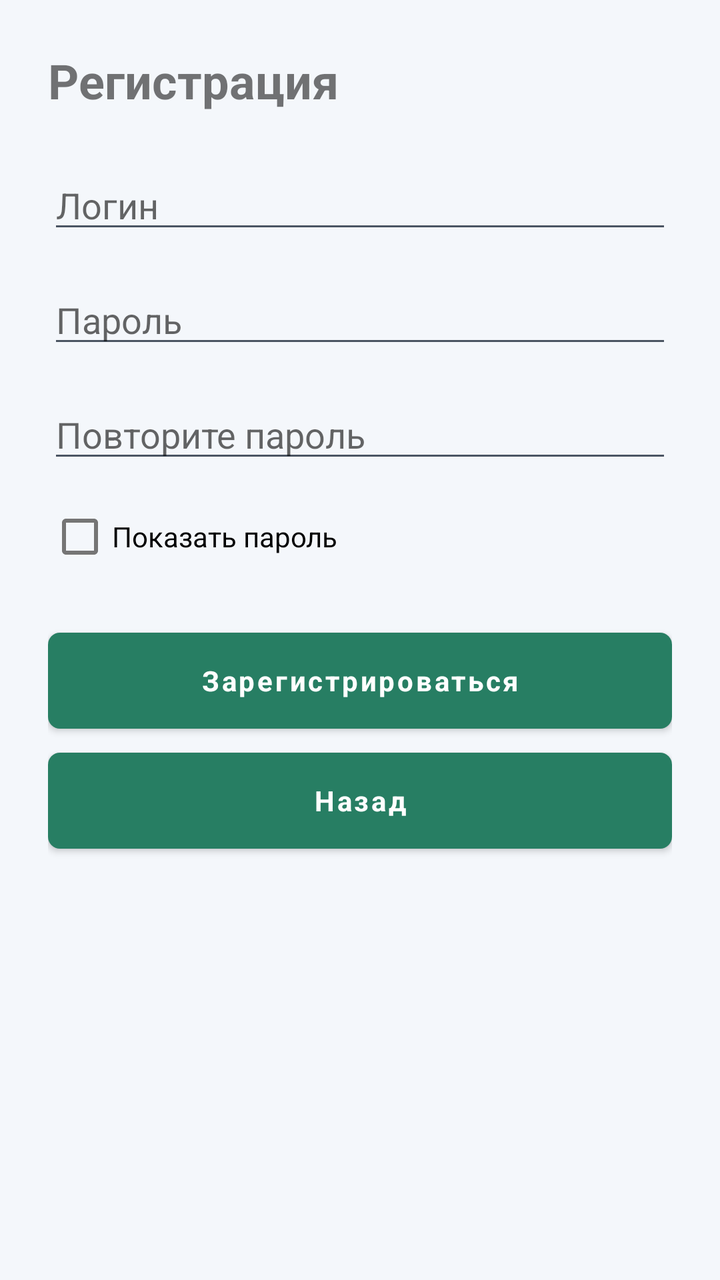
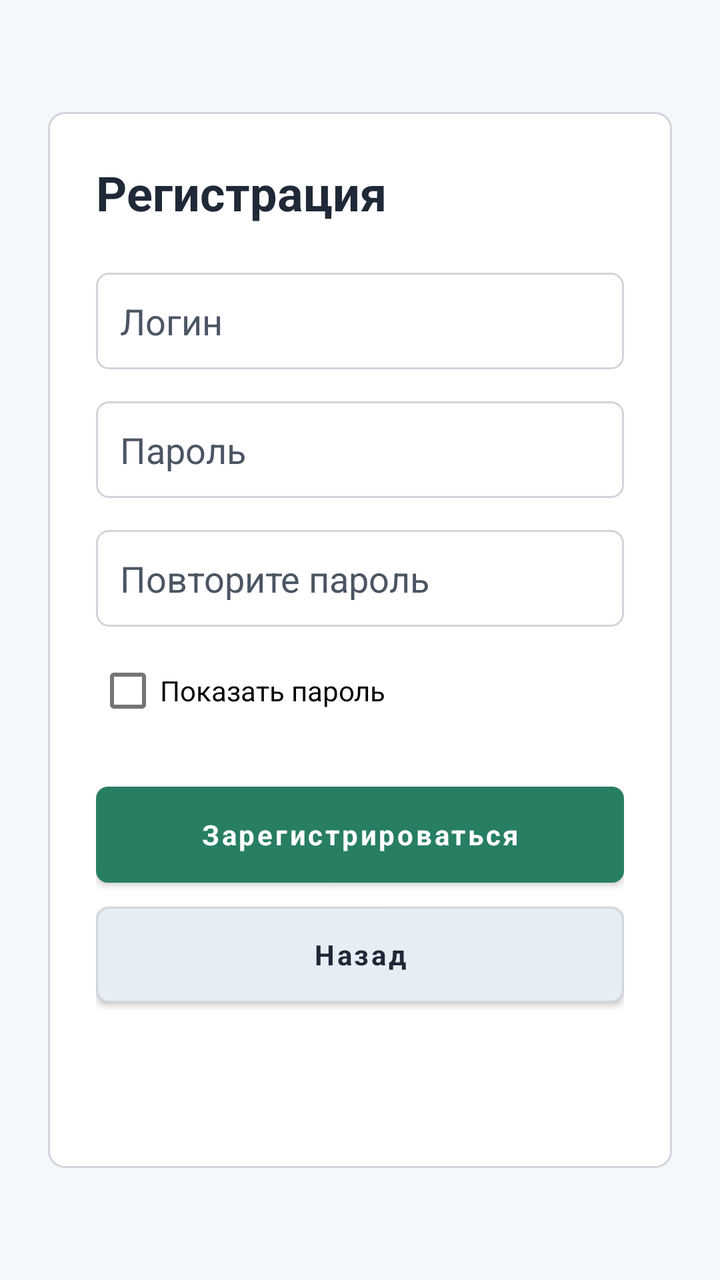

Two renders of the same Android screen: before a commit and after it. Below are the layout's source before the change and the commit's diff.
<!-- AndroidManifest.xml: application theme Theme.TicTacToe -->
<!-- res/layout/activity_sign_up.xml -->
<?xml version="1.0" encoding="utf-8"?>
<ScrollView xmlns:android="http://schemas.android.com/apk/res/android"
    android:layout_width="match_parent"
    android:layout_height="match_parent"
    android:fillViewport="true">

    <LinearLayout
        android:layout_width="match_parent"
        android:layout_height="wrap_content"
        android:orientation="vertical"
        android:padding="24dp">

        <TextView
            android:id="@+id/titleTextView"
            android:layout_width="match_parent"
            android:layout_height="wrap_content"
            android:text="Регистрация"
            android:textSize="24sp"
            android:textStyle="bold" />

        <EditText
            android:id="@+id/loginEditText"
            android:layout_width="match_parent"
            android:layout_height="wrap_content"
            android:layout_marginTop="24dp"
            android:hint="Логин"
            android:inputType="text"
            android:singleLine="true" />

        <EditText
            android:id="@+id/passwordEditText"
            android:layout_width="match_parent"
            android:layout_height="wrap_content"
            android:layout_marginTop="16dp"
            android:hint="Пароль"
            android:inputType="textPassword"
            android:singleLine="true" />

        <EditText
            android:id="@+id/repeatPasswordEditText"
            android:layout_width="match_parent"
            android:layout_height="wrap_content"
            android:layout_marginTop="16dp"
            android:hint="Повторите пароль"
            android:inputType="textPassword"
            android:singleLine="true" />

        <CheckBox
            android:id="@+id/showPasswordCheckBox"
            android:layout_width="wrap_content"
            android:layout_height="wrap_content"
            android:layout_marginTop="8dp"
            android:text="Показать пароль" />

        <Button
            android:id="@+id/signUpButton"
            android:layout_width="match_parent"
            android:layout_height="wrap_content"
            android:layout_marginTop="24dp"
            android:text="Зарегистрироваться" />

        <Button
            android:id="@+id/backToSignInButton"
            android:layout_width="match_parent"
            android:layout_height="wrap_content"
            android:layout_marginTop="12dp"
            android:text="Назад" />

        <ProgressBar
            android:id="@+id/progressBar"
            android:layout_width="wrap_content"
            android:layout_height="wrap_content"
            android:layout_gravity="center_horizontal"
            android:layout_marginTop="24dp"
            android:visibility="gone" />

    </LinearLayout>
</ScrollView>
<!-- resources referenced by this layout -->
<resources>
  <style name="Theme.TicTacToe" parent="Theme.MaterialComponents.Light.NoActionBar">
          <item name="colorPrimary">@color/primary</item>
          <item name="colorPrimaryVariant">@color/primary_dark</item>
          <item name="colorOnPrimary">@color/white</item>
          <item name="colorSecondary">@color/secondary_fill</item>
          <item name="android:colorBackground">@color/screen_bg</item>
          <item name="colorSurface">@color/surface</item>
          <item name="android:textColorPrimary">@color/text_primary</item>
          <item name="android:textColorSecondary">@color/text_secondary</item>
          <item name="android:statusBarColor">@color/screen_bg</item>
          <item name="android:windowLightStatusBar">true</item>
          <item name="android:navigationBarColor">@color/screen_bg</item>
          <item name="android:fontFamily">sans-serif</item>
          <item name="fontFamily">sans-serif</item>
          <item name="materialButtonStyle">@style/TicTacToe.Button.Base</item>
      </style>
  <color name="primary">#277E63</color>
  <color name="primary_dark">#1F6A54</color>
  <color name="white">#FFFFFF</color>
  <color name="secondary_fill">#E6EEF5</color>
  <color name="screen_bg">#F4F7FB</color>
  <color name="surface">#FFFFFF</color>
  <color name="text_primary">#1F2937</color>
  <color name="text_secondary">#4B5563</color>
  <style name="TicTacToe.Button.Base" parent="Widget.MaterialComponents.Button">
          <item name="android:textAllCaps">false</item>
          <item name="cornerRadius">6dp</item>
          <item name="android:insetTop">0dp</item>
          <item name="android:insetBottom">0dp</item>
          <item name="android:minHeight">48dp</item>
          <item name="android:textStyle">bold</item>
      </style>
</resources>

<!-- the commit's change to res/layout/activity_sign_up.xml (unified diff, before → after) -->
@@ -1,78 +1,113 @@
 <?xml version="1.0" encoding="utf-8"?>
 <ScrollView xmlns:android="http://schemas.android.com/apk/res/android"
+    xmlns:app="http://schemas.android.com/apk/res-auto"
     android:layout_width="match_parent"
     android:layout_height="match_parent"
+    android:background="@color/screen_bg"
     android:fillViewport="true">
 
     <LinearLayout
         android:layout_width="match_parent"
         android:layout_height="wrap_content"
         android:orientation="vertical"
+        android:gravity="center_horizontal"
         android:padding="24dp">
+
+    <LinearLayout
+        android:background="@drawable/bg_surface_card"
+        android:padding="24dp"
+        android:layout_marginTop="32dp"
+        android:layout_marginBottom="32dp"
+        android:layout_width="match_parent"
+        android:maxWidth="360dp"
+        android:layout_height="match_parent"
+        android:orientation="vertical">
 
         <TextView
             android:id="@+id/titleTextView"
             android:layout_width="match_parent"
             android:layout_height="wrap_content"
-            android:text="Регистрация"
+            android:text="@string/sign_up_title"
+            android:textColor="@color/text_primary"
             android:textSize="24sp"
             android:textStyle="bold" />
 
-        <EditText
-            android:id="@+id/loginEditText"
-            android:layout_width="match_parent"
-            android:layout_height="wrap_content"
-            android:layout_marginTop="24dp"
-            android:hint="Логин"
-            android:inputType="text"
-            android:singleLine="true" />
+            <EditText
+                android:id="@+id/loginEditText"
+                android:layout_width="match_parent"
+                android:layout_height="wrap_content"
+                android:layout_marginTop="24dp"
+                android:hint="@string/login_hint"
+                android:inputType="text"
+                android:singleLine="true"
+                android:background="@drawable/bg_input"
+                android:paddingHorizontal="12dp"
+                android:paddingVertical="12dp"
+                android:textColor="@color/text_primary"
+                android:textColorHint="@color/text_secondary" />
 
-        <EditText
-            android:id="@+id/passwordEditText"
-            android:layout_width="match_parent"
-            android:layout_height="wrap_content"
-            android:layout_marginTop="16dp"
-            android:hint="Пароль"
-            android:inputType="textPassword"
-            android:singleLine="true" />
+            <EditText
+                android:id="@+id/passwordEditText"
+                android:layout_width="match_parent"
+                android:layout_height="wrap_content"
+                android:layout_marginTop="16dp"
+                android:hint="@string/password_hint"
+                android:inputType="textPassword"
+                android:singleLine="true"
+                android:background="@drawable/bg_input"
+                android:paddingHorizontal="12dp"
+                android:paddingVertical="12dp"
+                android:textColor="@color/text_primary"
+                android:textColorHint="@color/text_secondary" />
 
-        <EditText
-            android:id="@+id/repeatPasswordEditText"
-            android:layout_width="match_parent"
-            android:layout_height="wrap_content"
-            android:layout_marginTop="16dp"
-            android:hint="Повторите пароль"
-            android:inputType="textPassword"
-            android:singleLine="true" />
+            <EditText
+                android:id="@+id/repeatPasswordEditText"
+                android:layout_width="match_parent"
+                android:layout_height="wrap_content"
+                android:layout_marginTop="16dp"
+                android:hint="@string/repeat_password_hint"
+                android:inputType="textPassword"
+                android:singleLine="true"
+                android:background="@drawable/bg_input"
+                android:paddingHorizontal="12dp"
+                android:paddingVertical="12dp"
+                android:textColor="@color/text_primary"
+                android:textColorHint="@color/text_secondary" />
 
-        <CheckBox
-            android:id="@+id/showPasswordCheckBox"
-            android:layout_width="wrap_content"
-            android:layout_height="wrap_content"
-            android:layout_marginTop="8dp"
-            android:text="Показать пароль" />
+            <CheckBox
+                android:id="@+id/showPasswordCheckBox"
+                android:layout_width="wrap_content"
+                android:layout_height="wrap_content"
+                android:layout_marginTop="8dp"
+                android:text="@string/show_password" />
 
-        <Button
-            android:id="@+id/signUpButton"
-            android:layout_width="match_parent"
-            android:layout_height="wrap_content"
-            android:layout_marginTop="24dp"
-            android:text="Зарегистрироваться" />
+            <Button
+                app:backgroundTint="@null"
+                android:id="@+id/signUpButton"
+                android:layout_width="match_parent"
+                android:layout_height="wrap_content"
+                android:layout_marginTop="24dp"
+                android:text="@string/sign_up"
+                android:background="@drawable/bg_button_primary"
+                android:textColor="@color/white" />
 
-        <Button
-            android:id="@+id/backToSignInButton"
-            android:layout_width="match_parent"
-            android:layout_height="wrap_content"
-            android:layout_marginTop="12dp"
-            android:text="Назад" />
+            <Button
+                app:backgroundTint="@null"
+                android:id="@+id/backToSignInButton"
+                android:layout_width="match_parent"
+                android:layout_height="wrap_content"
+                android:layout_marginTop="12dp"
+                android:text="@string/back"
+                android:background="@drawable/bg_button_secondary"
+                android:textColor="@color/text_primary" />
 
-        <ProgressBar
-            android:id="@+id/progressBar"
-            android:layout_width="wrap_content"
-            android:layout_height="wrap_content"
-            android:layout_gravity="center_horizontal"
-            android:layout_marginTop="24dp"
-            android:visibility="gone" />
-
+            <ProgressBar
+                android:id="@+id/progressBar"
+                android:layout_width="wrap_content"
+                android:layout_height="wrap_content"
+                android:layout_gravity="center_horizontal"
+                android:layout_marginTop="24dp"
+                android:visibility="gone" />
+        </LinearLayout>
     </LinearLayout>
 </ScrollView>
<!-- resource entries referenced after the edit -->
@@ -19,7 +19,44 @@
   <color name="primary">#277E63</color>
   <color name="primary_dark">#1F6A54</color>
   <color name="white">#FFFFFF</color>
+  <!-- drawable bg_button_primary (drawable) -->
+  <shape xmlns:android="http://schemas.android.com/apk/res/android">
+      <solid android:color="@color/primary" />
+      <corners android:radius="6dp" />
+  </shape>
+  <!-- drawable bg_button_secondary (drawable) -->
+  <shape xmlns:android="http://schemas.android.com/apk/res/android">
+      <solid android:color="@color/secondary_fill" />
+      <corners android:radius="6dp" />
+      <stroke
+          android:width="1dp"
+          android:color="@color/border" />
+  </shape>
+  <!-- drawable bg_input (drawable) -->
+  <shape xmlns:android="http://schemas.android.com/apk/res/android">
+      <solid android:color="@color/surface" />
+      <corners android:radius="6dp" />
+      <stroke
+          android:width="1dp"
+          android:color="@color/border" />
+  </shape>
+  <!-- drawable bg_surface_card (drawable) -->
+  <shape xmlns:android="http://schemas.android.com/apk/res/android">
+      <solid android:color="@color/surface" />
+      <corners android:radius="8dp" />
+      <stroke
+          android:width="1dp"
+          android:color="@color/border" />
+  </shape>
+  <string name="back">Назад</string>
+  <string name="login_hint">Логин</string>
+  <string name="password_hint">Пароль</string>
+  <string name="repeat_password_hint">Повторите пароль</string>
+  <string name="show_password">Показать пароль</string>
+  <string name="sign_up">Зарегистрироваться</string>
+  <string name="sign_up_title">Регистрация</string>
   <color name="secondary_fill">#E6EEF5</color>
+  <color name="border">#D1D5DB</color>
   <color name="screen_bg">#F4F7FB</color>
   <color name="surface">#FFFFFF</color>
   <color name="text_primary">#1F2937</color>
